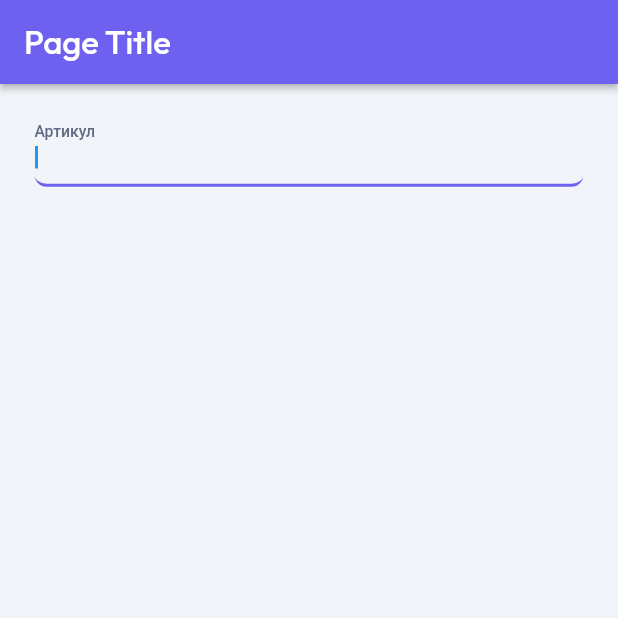
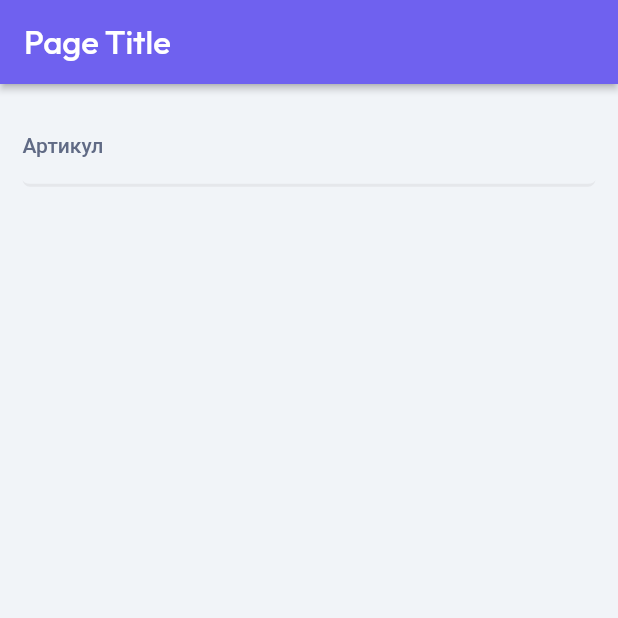
Before and after one commit to nikitakudinov/ae, a Flutter app: the screen it shows after launch, on a phone screen of 412 x 824 dp, the top half of it. Run offline on Flutter 3.47's test engine with Material 2 defaults, Android fonts, the phone set to English and light mode, and no system bars; our stand-ins replace auto_size_text, easy_debounce, equatable, font_awesome_flutter, from_css_color, go_router and 4 more; missing offline and left inert: json_path, mime_type.

Commit message:
Updating to latest FlutterFlow output.

```diff
--- a/lib/pages/home_page/home_page_widget.dart
+++ b/lib/pages/home_page/home_page_widget.dart
@@ -79,12 +79,11 @@ class _HomePageWidgetState extends State<HomePageWidget> {
           top: true,
           child: Padding(
             padding: EdgeInsetsDirectional.fromSTEB(15.0, 15.0, 15.0, 15.0),
+            child: SingleChildScrollView(
               child: Column(
                 mainAxisSize: MainAxisSize.max,
                 children: [
-                Padding(
-                  padding: EdgeInsetsDirectional.fromSTEB(8.0, 0.0, 8.0, 0.0),
-                  child: TextFormField(
+                  TextFormField(
                     controller: _model.textController,
                     focusNode: _model.textFieldFocusNode,
                     onChanged: (_) => EasyDebounce.debounce(
@@ -112,7 +111,6 @@ class _HomePageWidgetState extends State<HomePageWidget> {
                         setState(() {});
                       },
                     ),
-                    autofocus: true,
                     obscureText: false,
                     decoration: InputDecoration(
                       labelText: 'Артикул',
@@ -123,41 +121,44 @@ class _HomePageWidgetState extends State<HomePageWidget> {
                           color: FlutterFlowTheme.of(context).alternate,
                           width: 2.0,
                         ),
-                        borderRadius: BorderRadius.circular(8.0),
+                        borderRadius: BorderRadius.circular(5.0),
                       ),
                       focusedBorder: UnderlineInputBorder(
                         borderSide: BorderSide(
                           color: FlutterFlowTheme.of(context).primary,
                           width: 2.0,
                         ),
-                        borderRadius: BorderRadius.circular(8.0),
+                        borderRadius: BorderRadius.circular(5.0),
                       ),
                       errorBorder: UnderlineInputBorder(
                         borderSide: BorderSide(
                           color: FlutterFlowTheme.of(context).error,
                           width: 2.0,
                         ),
-                        borderRadius: BorderRadius.circular(8.0),
+                        borderRadius: BorderRadius.circular(5.0),
                       ),
                       focusedErrorBorder: UnderlineInputBorder(
                         borderSide: BorderSide(
                           color: FlutterFlowTheme.of(context).error,
                           width: 2.0,
                         ),
-                        borderRadius: BorderRadius.circular(8.0),
+                        borderRadius: BorderRadius.circular(5.0),
                       ),
                     ),
                     style: FlutterFlowTheme.of(context).bodyMedium,
                     validator:
                         _model.textControllerValidator.asValidator(context),
                   ),
-                ),
-                Builder(
+                  Padding(
+                    padding:
+                        EdgeInsetsDirectional.fromSTEB(0.0, 15.0, 0.0, 0.0),
+                    child: Builder(
                       builder: (context) {
                         final serchResults =
                             FFAppState().BrandCodeSearchResults.toList();
                         return ListView.builder(
                           padding: EdgeInsets.zero,
+                          primary: false,
                           shrinkWrap: true,
                           scrollDirection: Axis.vertical,
                           itemCount: serchResults.length,
@@ -170,16 +171,28 @@ class _HomePageWidgetState extends State<HomePageWidget> {
                               children: [
                                 Text(
                                   serchResultsItem.brand,
-                              style: FlutterFlowTheme.of(context).bodyMedium,
+                                  style: FlutterFlowTheme.of(context).bodyLarge,
                                 ),
                                 Text(
                                   serchResultsItem.code,
-                              style: FlutterFlowTheme.of(context).bodyMedium,
+                                  style:
+                                      FlutterFlowTheme.of(context).bodyMedium,
                                 ),
                                 Text(
                                   serchResultsItem.name
                                       .maybeHandleOverflow(maxChars: 100),
-                              style: FlutterFlowTheme.of(context).bodyMedium,
+                                  style: FlutterFlowTheme.of(context).bodySmall,
+                                ),
+                                Padding(
+                                  padding: EdgeInsetsDirectional.fromSTEB(
+                                      0.0, 0.0, 0.0, 5.0),
+                                  child: Container(
+                                    height: 1.0,
+                                    decoration: BoxDecoration(
+                                      color: FlutterFlowTheme.of(context)
+                                          .secondaryText,
+                                    ),
+                                  ),
                                 ),
                               ],
                             );
@@ -187,7 +200,9 @@ class _HomePageWidgetState extends State<HomePageWidget> {
                         );
                       },
                     ),
+                  ),
                 ],
+              ),
             ),
           ),
         ),
```
Lines whose indentation alone changed are shown as unchanged.
